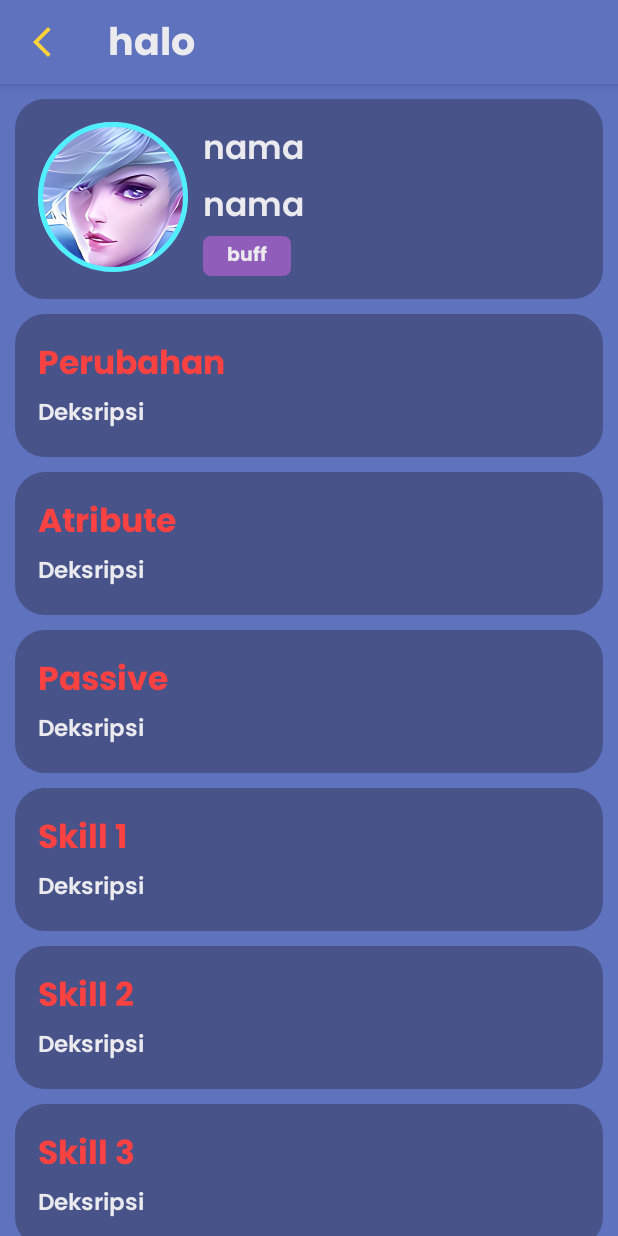
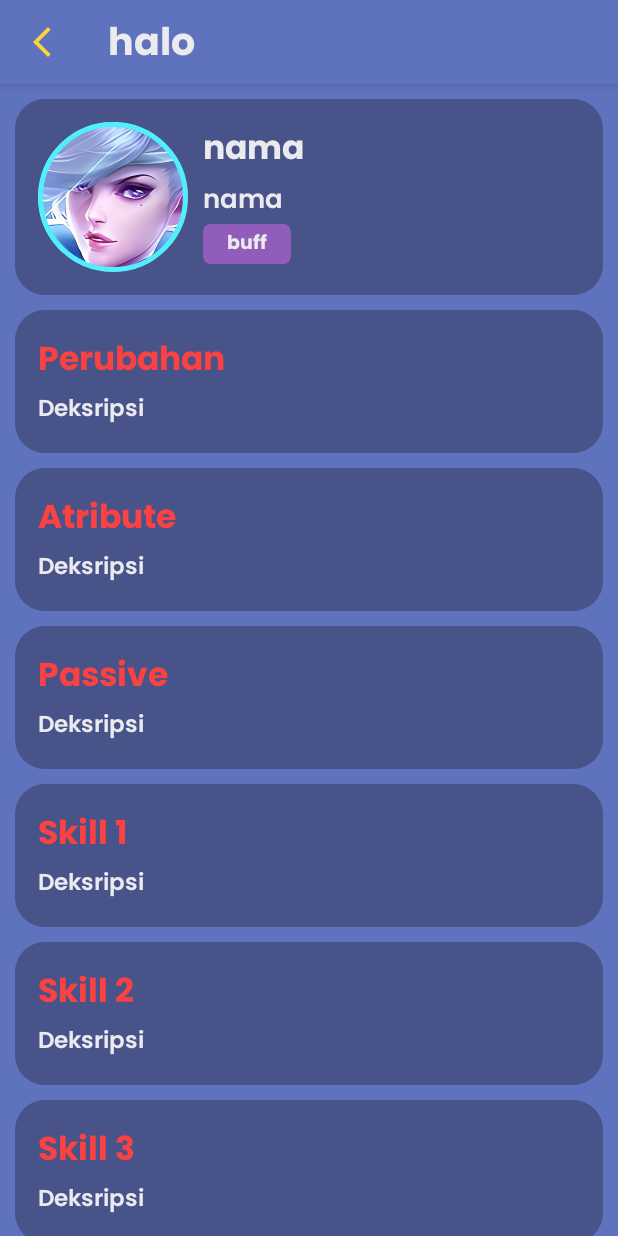
Before and after one commit to Mikaelazzz/Neozy, an Android app: the updatepatch screen opened directly, with no data from a screen before it, on a phone screen of 412 x 824 dp. Run offline under Robolectric (Android 15) with nearby library versions, the phone set to English and light mode, and no system bars.

Commit message:
Update updatepatch.xml

```diff
--- a/app/src/main/res/layout/updatepatch.xml
+++ b/app/src/main/res/layout/updatepatch.xml
@@ -93,7 +93,7 @@
                         android:id="@+id/title"
                         android:layout_width="wrap_content"
                         android:layout_height="wrap_content"
-                        android:fontFamily="@font/poppinssemibold"
+                        android:fontFamily="@font/poppinsbold"
                         android:text="nama"
                         android:textColor="@color/font"
                         android:textSize="22sp" />
@@ -105,7 +105,7 @@
                         android:fontFamily="@font/poppinssemibold"
                         android:text="nama"
                         android:textColor="@color/font"
-                        android:textSize="22sp" />
+                        android:textSize="17sp" />
 
                     <LinearLayout
                         android:id="@+id/patch"
```
